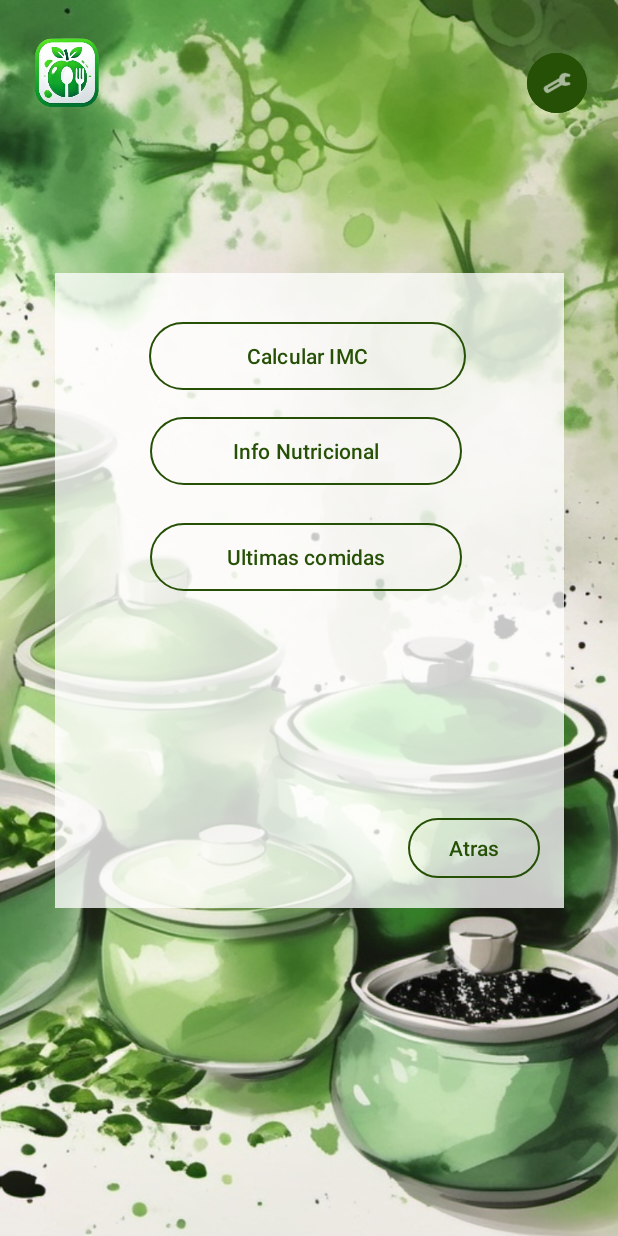
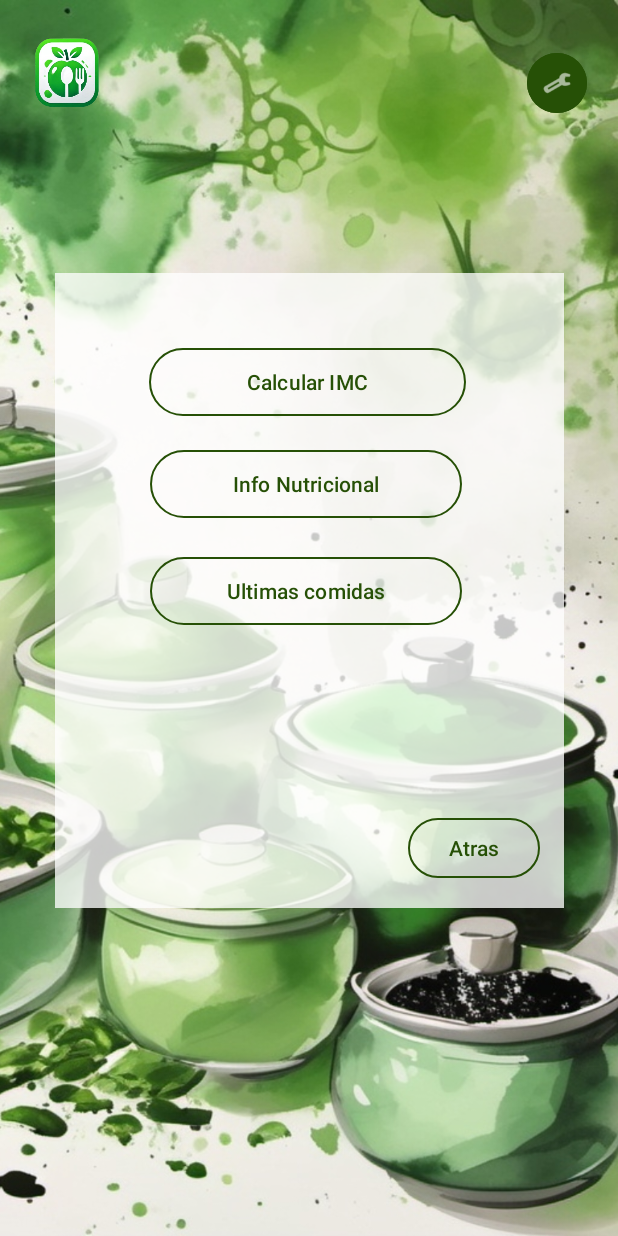
Before and after one commit to vod275/AplicacionAlarcos, an Android app: the screen it shows after launch once a user with an empty profile is signed in (MenuActivity), on a phone screen of 412 x 824 dp. Run offline under Robolectric (Android 15) with nearby library versions, the phone set to English and light mode, and no system bars; our stand-ins replace Firebase (no records; nobody signed in at launch, a user with empty details on screens opened directly).

Commit message:
CorreccionErrorMenu

```diff
--- a/ProyectoAlarcos/AplicacionAlarcos/app/src/main/res/layout/activity_menu.xml
+++ b/ProyectoAlarcos/AplicacionAlarcos/app/src/main/res/layout/activity_menu.xml
@@ -66,17 +66,17 @@
             android:layout_width="211dp"
             android:layout_height="53dp"
             android:text="@string/CalcularImc"
+            android:textColor="@color/VerdeFont"
             android:textColorHint="@color/VerdeFont"
+            app:boxStrokeColor="@color/VerdeFont"
             app:hintTextColor="@color/VerdeFont"
-            app:boxStrokeColor="@color/VerdeFont"
-            android:textColor="@color/VerdeFont"
             app:layout_constraintBottom_toBottomOf="parent"
             app:layout_constraintEnd_toEndOf="parent"
             app:layout_constraintHorizontal_bias="0.492"
             app:layout_constraintStart_toStartOf="parent"
             app:layout_constraintTop_toTopOf="parent"
-            app:layout_constraintVertical_bias="0.078"
-            app:strokeColor="@color/VerdeFont"/>
+            app:layout_constraintVertical_bias="0.124"
+            app:strokeColor="@color/VerdeFont" />
 
         <Button
             android:id="@+id/InfoNutriButton"
@@ -84,17 +84,17 @@
             android:layout_width="208dp"
             android:layout_height="53dp"
             android:text="@string/InfoNutricional"
+            android:textColor="@color/VerdeFont"
             android:textColorHint="@color/VerdeFont"
+            app:boxStrokeColor="@color/VerdeFont"
             app:hintTextColor="@color/VerdeFont"
-            app:boxStrokeColor="@color/VerdeFont"
-            android:textColor="@color/VerdeFont"
             app:layout_constraintBottom_toBottomOf="parent"
             app:layout_constraintEnd_toEndOf="parent"
             app:layout_constraintHorizontal_bias="0.48"
             app:layout_constraintStart_toStartOf="parent"
             app:layout_constraintTop_toTopOf="parent"
-            app:layout_constraintVertical_bias="0.248"
-            app:strokeColor="@color/VerdeFont"/>
+            app:layout_constraintVertical_bias="0.308"
+            app:strokeColor="@color/VerdeFont" />
 
         <Button
             android:id="@+id/UltimasComidasButton"
@@ -102,17 +102,16 @@
             android:layout_width="208dp"
             android:layout_height="53dp"
             android:text="@string/UltimasComidas"
+            android:textColor="@color/VerdeFont"
             android:textColorHint="@color/VerdeFont"
+            app:boxStrokeColor="@color/VerdeFont"
             app:hintTextColor="@color/VerdeFont"
-            app:boxStrokeColor="@color/VerdeFont"
-            android:textColor="@color/VerdeFont"
             app:layout_constraintBottom_toBottomOf="parent"
             app:layout_constraintEnd_toEndOf="parent"
             app:layout_constraintHorizontal_bias="0.48"
             app:layout_constraintStart_toStartOf="parent"
             app:layout_constraintTop_toTopOf="parent"
-            app:layout_constraintVertical_bias="0.44"
-            app:strokeColor="@color/VerdeFont"/>
+            app:strokeColor="@color/VerdeFont" />
 
         <Button
             android:id="@+id/obAtras"
```
